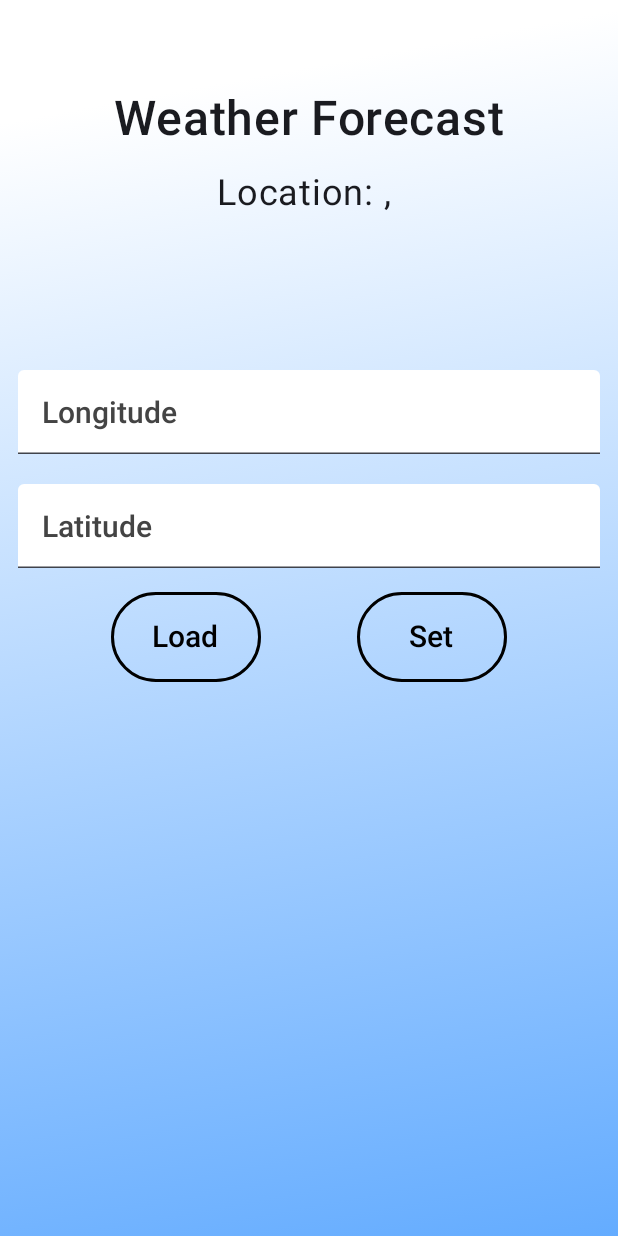
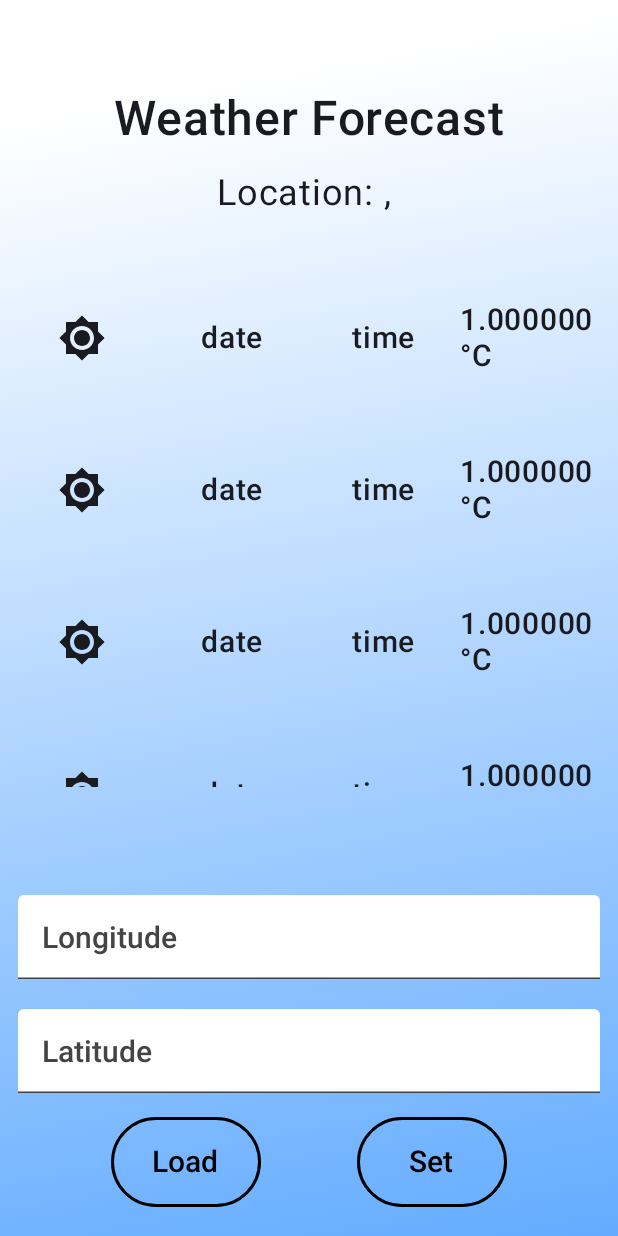
Before and after one commit to Taidokas95/WeatherApp, an Android app built with Jetpack Compose: the screen it shows after launch (MainActivity3), on a phone screen of 412 x 824 dp. Run offline under Robolectric (Android 15) with nearby library versions, the phone set to English and light mode, and no system bars; our stand-ins replace Room's generated code.

Commit message:
ui update

```diff
--- a/app/src/main/java/com/example/labb2/ui/WeatherScreen.kt
+++ b/app/src/main/java/com/example/labb2/ui/WeatherScreen.kt
@@ -79,8 +79,6 @@ fun LandscapeLayout(
     val snackBarHostState = remember { SnackbarHostState() }
     var lon by remember { mutableStateOf("14.333") }
     var lat by remember { mutableStateOf("60.383") }
-    //var latitude = -1f
-    //var longitude = -1f
     val weatherLists = vm.currentListOfWeathers.collectAsState()
 
     Scaffold(snackbarHost = { SnackbarHost(snackBarHostState) }) {
@@ -110,7 +108,7 @@ fun LandscapeLayout(
                     Spacer(modifier = Modifier.height(4.dp))
 
                     Text(
-                        text = stringResource(R.string.weather_forecast),//"Weather Forecast",
+                        text = stringResource(R.string.weather_forecast),
                         fontSize = 32.sp,
                         fontWeight = FontWeight.Medium
                     )
@@ -118,7 +116,7 @@ fun LandscapeLayout(
                     Spacer(modifier = Modifier.height(4.dp))
 
                     Text(
-                        text = stringResource(R.string.location_lon_lat,lon,lat),//"Location: $lon, $lat",
+                        text = stringResource(R.string.location_lon_lat, lon, lat),
                         fontSize = 24.sp
                     )
 
@@ -131,7 +129,7 @@ fun LandscapeLayout(
                             .height(100.dp)
                     ) {
                         items(weatherLists.value.weathers.size) { index ->
-                            var weatherType : String
+                            var weatherType: String
                             var date = ""
                             var time = ""
                             var temperature = -1f
@@ -214,7 +212,7 @@ fun LandscapeLayout(
                                         .padding(0.dp, 2.dp, 0.dp, 2.dp)
                                 ) {
                                     Text(
-                                        text = stringResource(R.string.Celsius,temperature),//"$temperature C",
+                                        text = stringResource(R.string.Celsius, temperature),
                                         fontSize = 20.sp,
                                         fontWeight = FontWeight.Medium
                                     )
@@ -243,7 +241,7 @@ fun LandscapeLayout(
                                     onValueChange = { lon = it },
                                     label = {
                                         Text(
-                                            text = stringResource(R.string.Longitude),//"Longitude",
+                                            text = stringResource(R.string.Longitude),
                                             style = TextStyle(
                                                 fontSize = 20.sp,
                                                 fontWeight = FontWeight.Medium
@@ -278,7 +276,7 @@ fun LandscapeLayout(
                                     onValueChange = { lon = it },
                                     label = {
                                         Text(
-                                            text = stringResource(R.string.Latitude),//"Latitude",
+                                            text = stringResource(R.string.Latitude),
                                             style = TextStyle(
                                                 fontSize = 20.sp,
                                                 fontWeight = FontWeight.Medium
@@ -319,7 +317,7 @@ fun LandscapeLayout(
                                 colors = ButtonDefaults.buttonColors(containerColor = Color.Transparent)
                             ) {
                                 Text(
-                                    text = stringResource(R.string.Load),//"Load",
+                                    text = stringResource(R.string.Load),
                                     fontSize = 20.sp,
                                     color = Color.Black
                                 )
@@ -327,10 +325,6 @@ fun LandscapeLayout(
                             Spacer(modifier = Modifier.width(64.dp))
                             Button(
                                 onClick = {
-                                    //vm.setLongitude(lon.toFloat())
-                                    //vm.setLatitude(lat.toFloat())
-                                    //latitude = lat.toFloat()
-                                    //longitude = lon.toFloat()
                                     onEvent(
                                         WeatherEvent.SetCoordinates(
                                             lat.toFloat(),
@@ -346,7 +340,7 @@ fun LandscapeLayout(
                                 colors = ButtonDefaults.buttonColors(containerColor = Color.Transparent)
                             ) {
                                 Text(
-                                    text = stringResource(R.string.Set),//"Set",
+                                    text = stringResource(R.string.Set),
                                     fontSize = 20.sp,
                                     color = Color.Black
                                 )
@@ -366,8 +360,6 @@ fun PortraitLayout(
 ) {
     val weatherLists by vm.currentListOfWeathers.collectAsState()
     val snackBarHostState = remember { SnackbarHostState() }
-    var latitude = -1f
-    var longitude = -1f
     var lon by remember { mutableStateOf("") }
     var lat by remember { mutableStateOf("") }
 
@@ -397,35 +389,35 @@ fun PortraitLayout(
                 ) {
                     Spacer(modifier = Modifier.height(56.dp))
                     Text(
-                        text = stringResource(R.string.weather_forecast),//"Weather Forecast",
+                        text = stringResource(R.string.weather_forecast),
                         fontSize = 32.sp,
                         fontWeight = FontWeight.Medium
                     )
                     Spacer(modifier = Modifier.height(16.dp))
                     Text(
-                        text = stringResource(R.string.location_lon_lat,lon,lat),//"Location: $lon, $lat",
+                        text = stringResource(R.string.location_lon_lat, lon, lat),
                         fontSize = 24.sp
                     )
                     Spacer(modifier = Modifier.height(32.dp))
 
-                    LazyColumn {
-                        items(weatherLists.weathers.size) { index ->
-                            //var weatherType: String
-                            //var date = ""
-                            //var time = ""
-                            //var temperature = -1f
-                            //var icon = R.drawable.sun
-                            var weatherType : String
-                            var date = ""
-                            var time = ""
-                            var temperature = -1f
+                    LazyColumn(
+                        modifier = Modifier
+                            .fillMaxWidth()
+                            .height(350.dp)
+                    ) {
+                        items(5) { index -> //weatherLists.weathers.size
+                            val weatherType = "type"
+                            val date = "date"
+                            val time = "time"
+                            val temperature = 1f
                             var icon = R.drawable.sun
 
-                            LaunchedEffect(weatherLists) {
-                                weatherType = weatherLists.weathers[index].weatherIcon
-                                date = weatherLists.weathers[index].weatherDate
-                                time = weatherLists.approvedTime
-                                temperature = weatherLists.weathers[index].temperature
+                            if (weatherLists.weathers.size > 0){
+                                val weatherType = weatherLists.weathers[index].weatherIcon
+                                val date = weatherLists.weathers[index].weatherDate
+                                val time = weatherLists.approvedTime
+                                val temperature = weatherLists.weathers[index].temperature
+                            }
 
                             when (weatherType) {
                                 "1" -> icon = R.drawable.sun //clear skies
@@ -445,7 +437,7 @@ fun PortraitLayout(
                                 "15" -> icon = R.drawable.thunder //thunder with snow
                                 else -> icon = R.drawable.sun
                             }
-                            }
+
                             Row(
                                 modifier = Modifier.fillMaxWidth(),
                                 horizontalArrangement = Arrangement.SpaceEvenly,
@@ -497,7 +489,7 @@ fun PortraitLayout(
                                     verticalArrangement = Arrangement.Center
                                 ) {
                                     Text(
-                                        text = stringResource(R.string.Celsius,temperature),//"$temperature C",
+                                        text = stringResource(R.string.Celsius, temperature),
                                         fontSize = 20.sp,
                                         fontWeight = FontWeight.Medium
                                     )
@@ -512,7 +504,7 @@ fun PortraitLayout(
                             onValueChange = { lon = it },
                             label = {
                                 Text(
-                                    text = stringResource(R.string.Longitude),//"Longitude",
+                                    text = stringResource(R.string.Longitude),
                                     style = TextStyle(
                                         fontSize = 20.sp,
                                         fontWeight = FontWeight.Medium
@@ -541,7 +533,7 @@ fun PortraitLayout(
                             onValueChange = { lat = it },
                             label = {
                                 Text(
-                                    text = stringResource(R.string.Latitude),//"Latitude",
+                                    text = stringResource(R.string.Latitude),
                                     style = TextStyle(
                                         fontSize = 20.sp,
                                         fontWeight = FontWeight.Medium
@@ -587,10 +579,6 @@ fun PortraitLayout(
                         }
                         Button(
                             onClick = {
-                                //vm.setLongitude(lon.toFloat())
-                                //vm.setLatitude(lat.toFloat())
-                                latitude = lat.toFloat()
-                                longitude = lon.toFloat()
                                 onEvent(
                                     WeatherEvent.SetCoordinates(
                                         lat.toFloat(),
@@ -606,7 +594,7 @@ fun PortraitLayout(
                             colors = ButtonDefaults.buttonColors(containerColor = Color.Transparent)
                         ) {
                             Text(
-                                text = stringResource(R.string.Set),//"Set",
+                                text = stringResource(R.string.Set),
                                 fontSize = 20.sp,
                                 color = Color.Black
                             )
```
Lines whose indentation alone changed are shown as unchanged.
